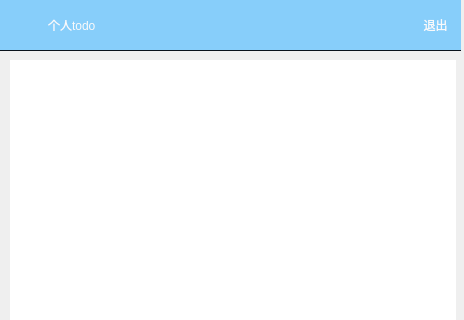
zsz12251665/HOSS-Client, file airplanner.ui: the form before one commit; both pictures show x 0 to 464 and y 0 to 320 of the 464 by 677 pixel window.
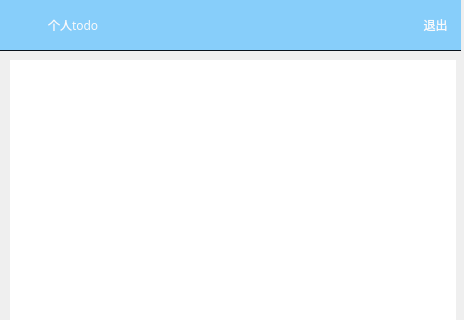
The form after the commit.

What changed in the file:
```diff
--- a/airplanner.ui
+++ b/airplanner.ui
@@ -10,6 +10,11 @@
     <height>677</height>
    </rect>
   </property>
+  <property name="font">
+   <font>
+    <family>Agency FB</family>
+   </font>
+  </property>
   <property name="windowTitle">
    <string>Airplanner</string>
   </property>
```
Left out of the diff: 2 changed lines with no effect on the pictures.
